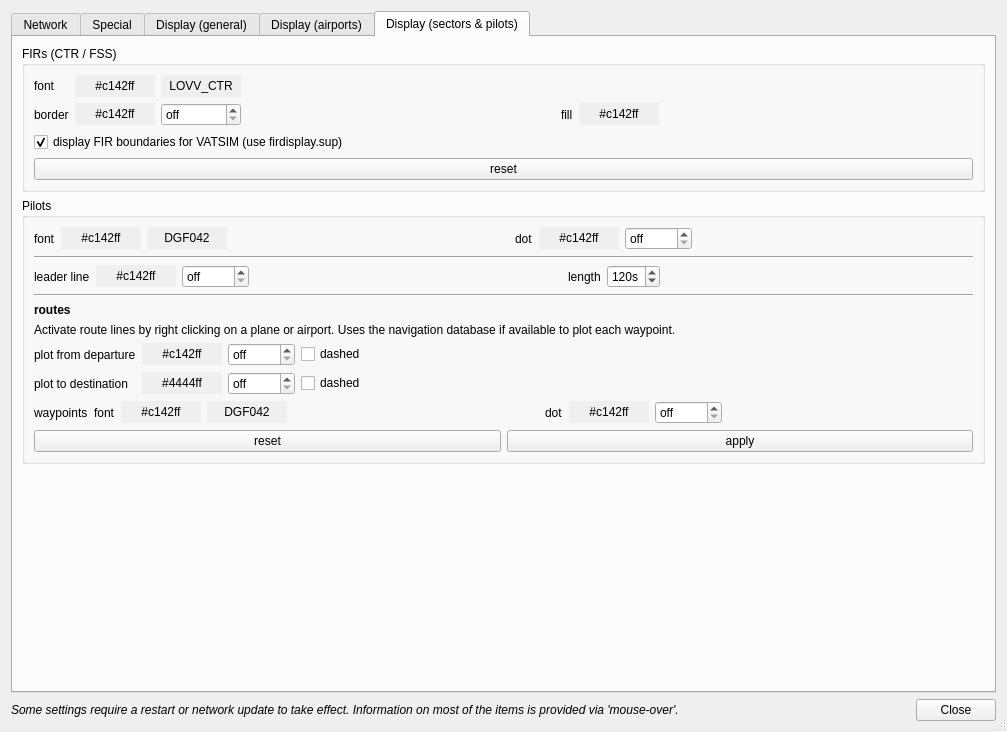
This is branches/QuteScoop_2.1.1/src/PreferencesDialog.ui in qutescoop/qutescoop as Qt 5 draws it before an edit. The edited form follows.
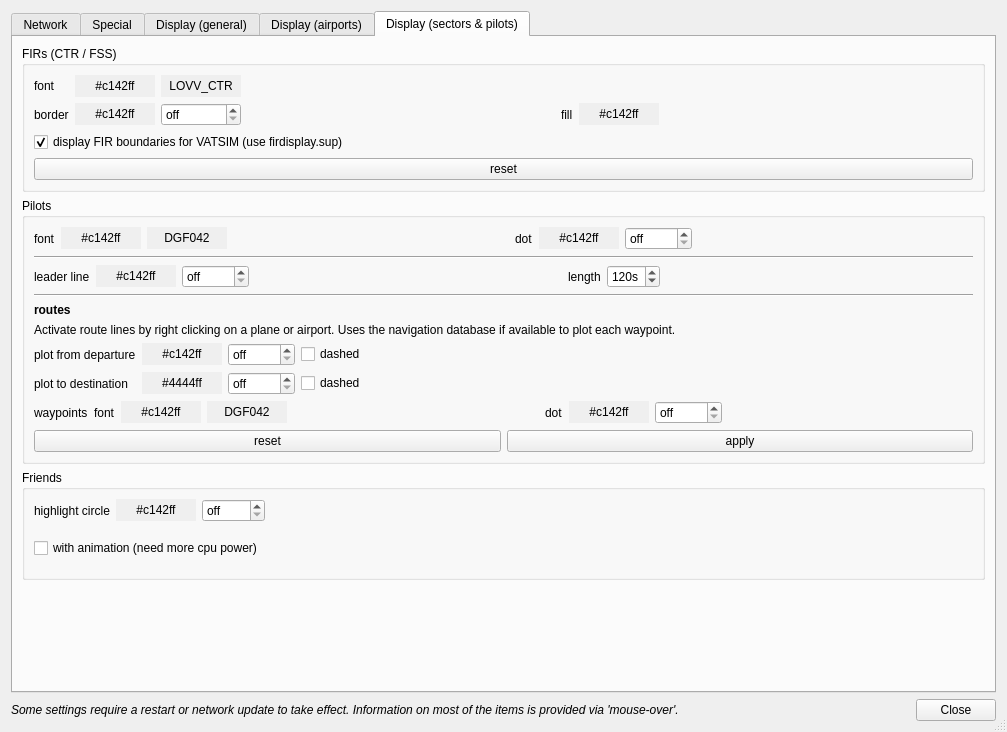
This is the edited form. The open tabs and pages were chosen to show the change. Icons and pictures are not drawn.

Commit message: added options for highlight friends

Patch:
```diff
--- a/branches/QuteScoop_2.1.1/src/PreferencesDialog.ui
+++ b/branches/QuteScoop_2.1.1/src/PreferencesDialog.ui
@@ -3233,6 +3233,101 @@
          </layout>
         </widget>
        </item>
+       <item>
+        <widget class="QGroupBox" name="groupBoxFriends">
+         <property name="title">
+          <string>Friends</string>
+         </property>
+         <layout class="QGridLayout" name="gridLayout_13">
+          <item row="0" column="0">
+           <layout class="QHBoxLayout" name="horizontalLayout_14">
+            <item>
+             <widget class="QLabel" name="label_41">
+              <property name="text">
+               <string>highlight circle</string>
+              </property>
+             </widget>
+            </item>
+            <item>
+             <widget class="QPushButton" name="pb_highlightFriendsColor">
+              <property name="autoFillBackground">
+               <bool>true</bool>
+              </property>
+              <property name="text">
+               <string>#c142ff</string>
+              </property>
+              <property name="flat">
+               <bool>true</bool>
+              </property>
+             </widget>
+            </item>
+            <item>
+             <widget class="QDoubleSpinBox" name="sb_highlightFriendsLineWidth">
+              <property name="specialValueText">
+               <string>off</string>
+              </property>
+              <property name="suffix">
+               <string>px</string>
+              </property>
+              <property name="decimals">
+               <number>1</number>
+              </property>
+              <property name="maximum">
+               <double>10.000000000000000</double>
+              </property>
+              <property name="singleStep">
+               <double>0.100000000000000</double>
+              </property>
+             </widget>
+            </item>
+            <item>
+             <spacer name="horizontalSpacer_23">
+              <property name="orientation">
+               <enum>Qt::Horizontal</enum>
+              </property>
+              <property name="sizeHint" stdset="0">
+               <size>
+                <width>40</width>
+                <height>20</height>
+               </size>
+              </property>
+             </spacer>
+            </item>
+           </layout>
+          </item>
+          <item row="1" column="0">
+           <layout class="QHBoxLayout" name="horizontalLayout_15">
+            <property name="topMargin">
+             <number>10</number>
+            </property>
+            <property name="bottomMargin">
+             <number>10</number>
+            </property>
+            <item>
+             <widget class="QCheckBox" name="cb_Animation">
+              <property name="text">
+               <string>with animation (need more cpu power)</string>
+              </property>
+             </widget>
+            </item>
+            <item>
+             <spacer name="horizontalSpacer_24">
+              <property name="orientation">
+               <enum>Qt::Horizontal</enum>
+              </property>
+              <property name="sizeHint" stdset="0">
+               <size>
+                <width>40</width>
+                <height>20</height>
+               </size>
+              </property>
+             </spacer>
+            </item>
+           </layout>
+          </item>
+         </layout>
+        </widget>
+       </item>
        <item>
         <spacer name="verticalSpacer">
          <property name="orientation">
```
Left out of the diff: 2 changed lines with no effect on the pictures. The commit also changes 5 other files.
